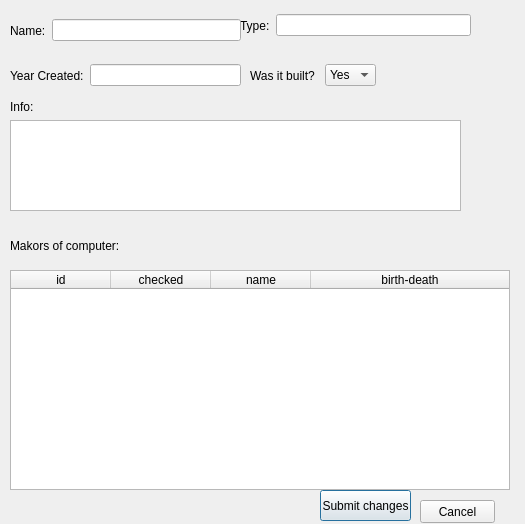
The window that UI/editcomputers.ui (valdimarHR/hisCompRepo) describes before a commit, drawn with Qt 5.
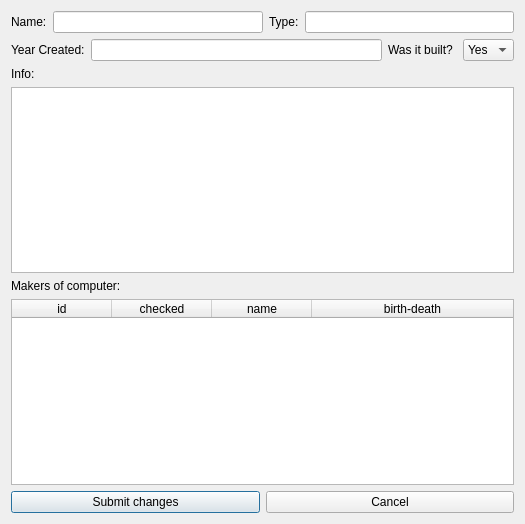
The same window after the commit. Icons and pictures are not drawn.

Commit message: new edit computers layout

The edit to the form file:
```diff
--- a/UI/editcomputers.ui
+++ b/UI/editcomputers.ui
@@ -17,16 +17,43 @@
    <iconset resource="../resources.qrc">
     <normaloff>:/icons/icons/edit computer.png</normaloff>:/icons/icons/edit computer.png</iconset>
   </property>
-  <widget class="QWidget" name="horizontalLayoutWidget_2">
-   <property name="geometry">
-    <rect>
-     <x>250</x>
-     <y>60</y>
-     <width>211</width>
-     <height>31</height>
-    </rect>
-   </property>
-   <layout class="QHBoxLayout" name="HorizontalLayoutGender_2">
+  <layout class="QVBoxLayout" name="verticalLayout">
+   <item>
+    <layout class="QHBoxLayout" name="horizontalLayoutName_2">
+     <item>
+      <widget class="QLabel" name="labelName_2">
+       <property name="text">
+        <string>Name:</string>
+       </property>
+      </widget>
+     </item>
+     <item>
+      <widget class="QLineEdit" name="lineEditComputerName"/>
+     </item>
+     <item>
+      <widget class="QLabel" name="labelBirth_2">
+       <property name="text">
+        <string>Type:</string>
+       </property>
+      </widget>
+     </item>
+     <item>
+      <widget class="QLineEdit" name="lineEditComputerType"/>
+     </item>
+    </layout>
+   </item>
+   <item>
+    <layout class="QHBoxLayout" name="horizontalLayoutDeath_2">
+     <item>
+      <widget class="QLabel" name="labelDeath_2">
+       <property name="text">
+        <string>Year Created:</string>
+       </property>
+      </widget>
+     </item>
+     <item>
+      <widget class="QLineEdit" name="lineEditComputerYearCreated"/>
+     </item>
     <item>
      <widget class="QLabel" name="labelGender_2">
       <property name="text">
@@ -48,164 +75,31 @@
       </item>
      </widget>
     </item>
-    <item>
-     <spacer name="horizontalSpacerGender_2">
-      <property name="orientation">
-       <enum>Qt::Horizontal</enum>
-      </property>
-      <property name="sizeHint" stdset="0">
-       <size>
-        <width>40</width>
-        <height>20</height>
-       </size>
-      </property>
-     </spacer>
-    </item>
-   </layout>
-  </widget>
-  <widget class="QWidget" name="horizontalLayoutWidget_4">
-   <property name="geometry">
-    <rect>
-     <x>10</x>
-     <y>60</y>
-     <width>231</width>
-     <height>31</height>
-    </rect>
-   </property>
-   <layout class="QHBoxLayout" name="horizontalLayoutDeath_2">
-    <item>
-     <widget class="QLabel" name="labelDeath_2">
-      <property name="text">
-       <string>Year Created:</string>
-      </property>
-     </widget>
+    </layout>
     </item>
     <item>
-     <widget class="QLineEdit" name="lineEditComputerYearCreated"/>
-    </item>
-   </layout>
-  </widget>
-  <widget class="QWidget" name="horizontalLayoutWidget_3">
-   <property name="geometry">
-    <rect>
-     <x>240</x>
-     <y>10</y>
-     <width>231</width>
-     <height>31</height>
-    </rect>
-   </property>
-   <layout class="QHBoxLayout" name="horizontalLayoutBirth_2">
-    <item>
-     <widget class="QLabel" name="labelBirth_2">
-      <property name="text">
-       <string>Type:</string>
-      </property>
-     </widget>
-    </item>
-    <item>
-     <widget class="QLineEdit" name="lineEditComputerType"/>
-    </item>
-   </layout>
-  </widget>
   <widget class="QLabel" name="labelInfo">
-   <property name="geometry">
-    <rect>
-     <x>10</x>
-     <y>100</y>
-     <width>47</width>
-     <height>13</height>
-    </rect>
-   </property>
    <property name="text">
     <string>Info:</string>
    </property>
   </widget>
-  <widget class="QWidget" name="horizontalLayoutWidget">
-   <property name="geometry">
-    <rect>
-     <x>10</x>
-     <y>10</y>
-     <width>231</width>
-     <height>41</height>
-    </rect>
-   </property>
-   <layout class="QHBoxLayout" name="horizontalLayoutName_2">
-    <item>
-     <widget class="QLabel" name="labelName_2">
-      <property name="text">
-       <string>Name:</string>
-      </property>
-     </widget>
     </item>
     <item>
-     <widget class="QLineEdit" name="lineEditComputerName"/>
-    </item>
-   </layout>
-  </widget>
-  <widget class="QTextEdit" name="textComputerEditInfo">
-   <property name="geometry">
-    <rect>
-     <x>10</x>
-     <y>120</y>
-     <width>451</width>
-     <height>91</height>
-    </rect>
-   </property>
-  </widget>
-  <widget class="QPushButton" name="pushButtonSubmit">
-   <property name="geometry">
-    <rect>
-     <x>320</x>
-     <y>490</y>
-     <width>91</width>
-     <height>31</height>
-    </rect>
-   </property>
-   <property name="text">
-    <string>Submit changes</string>
-   </property>
-  </widget>
-  <widget class="QPushButton" name="ButtonCancel">
-   <property name="geometry">
-    <rect>
-     <x>420</x>
-     <y>500</y>
-     <width>75</width>
-     <height>23</height>
-    </rect>
-   </property>
-   <property name="text">
-    <string>Cancel</string>
-   </property>
-  </widget>
-  <widget class="QWidget" name="horizontalLayoutWidget_5">
-   <property name="geometry">
-    <rect>
-     <x>10</x>
-     <y>235</y>
-     <width>451</width>
-     <height>21</height>
-    </rect>
-   </property>
+    <widget class="QTextEdit" name="textComputerEditInfo"/>
+   </item>
+   <item>
    <layout class="QHBoxLayout" name="horizontalLayout">
     <item>
      <widget class="QLabel" name="label_2">
       <property name="text">
-       <string>Makors of computer:</string>
+        <string>Makers of computer:</string>
       </property>
      </widget>
     </item>
    </layout>
-  </widget>
+   </item>
+   <item>
   <widget class="QTableWidget" name="tableComputerCreators">
-   <property name="geometry">
-    <rect>
-     <x>10</x>
-     <y>270</y>
-     <width>500</width>
-     <height>220</height>
-    </rect>
-   </property>
    <property name="editTriggers">
     <set>QAbstractItemView::NoEditTriggers</set>
    </property>
@@ -248,6 +142,26 @@
     </property>
    </column>
   </widget>
+   </item>
+   <item>
+    <layout class="QHBoxLayout" name="horizontalLayout_2">
+     <item>
+      <widget class="QPushButton" name="pushButtonSubmit">
+       <property name="text">
+        <string>Submit changes</string>
+       </property>
+      </widget>
+     </item>
+     <item>
+      <widget class="QPushButton" name="ButtonCancel">
+       <property name="text">
+        <string>Cancel</string>
+       </property>
+      </widget>
+     </item>
+    </layout>
+   </item>
+  </layout>
  </widget>
  <resources>
   <include location="../resources.qrc"/>
```
Lines whose indentation alone changed are shown as unchanged. The commit also changes 1 other file.
